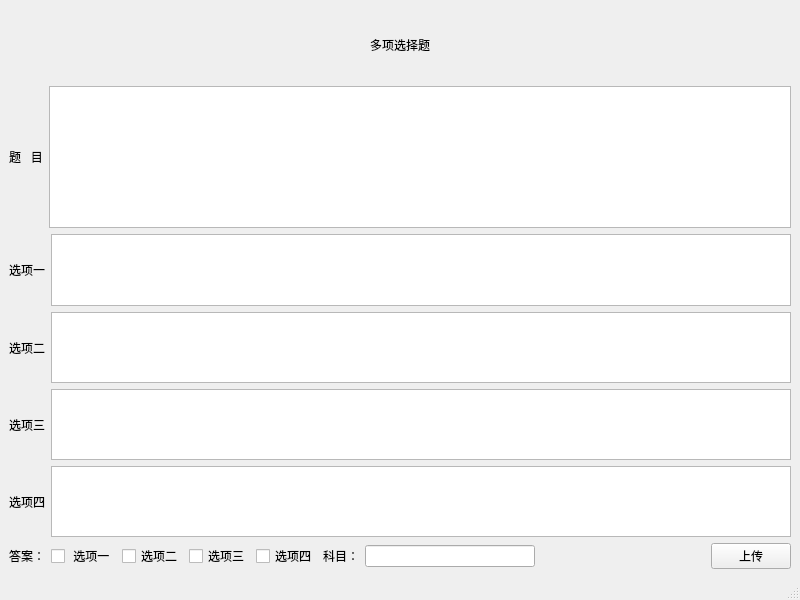
This is mulselectwindow.ui in dingmark1/TestSystem as Qt 5 draws it before an edit. The edited form follows.
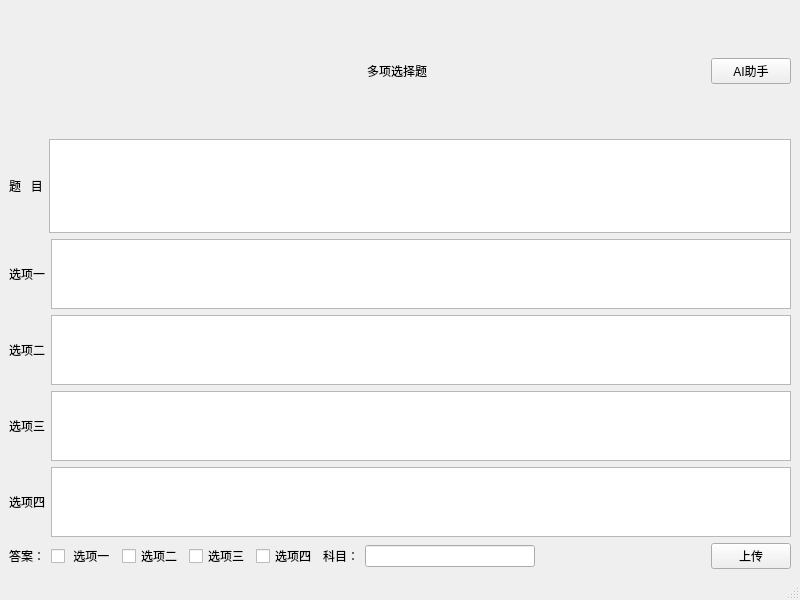
This is the edited form.

```diff
--- a/mulselectwindow.ui
+++ b/mulselectwindow.ui
@@ -16,16 +16,83 @@
   <widget class="QWidget" name="centralwidget">
    <layout class="QGridLayout" name="gridLayout">
     <item row="0" column="0">
-     <layout class="QVBoxLayout" name="verticalLayout" stretch="1,2,1,1,1,1,1">
+     <layout class="QVBoxLayout" name="verticalLayout" stretch="1,1,1,2,1,1,1,1,1">
       <item>
-       <widget class="QLabel" name="label_7">
-        <property name="text">
-         <string>多项选择题</string>
+       <spacer name="verticalSpacer">
+        <property name="orientation">
+         <enum>Qt::Orientation::Vertical</enum>
         </property>
-        <property name="alignment">
-         <set>Qt::AlignmentFlag::AlignCenter</set>
+        <property name="sizeHint" stdset="0">
+         <size>
+          <width>20</width>
+          <height>40</height>
+         </size>
         </property>
-       </widget>
+       </spacer>
+      </item>
+      <item>
+       <layout class="QHBoxLayout" name="horizontalLayout_10" stretch="1,1,1">
+        <item>
+         <spacer name="horizontalSpacer_2">
+          <property name="orientation">
+           <enum>Qt::Orientation::Horizontal</enum>
+          </property>
+          <property name="sizeHint" stdset="0">
+           <size>
+            <width>138</width>
+            <height>30</height>
+           </size>
+          </property>
+         </spacer>
+        </item>
+        <item>
+         <widget class="QLabel" name="label_7">
+          <property name="text">
+           <string>多项选择题</string>
+          </property>
+          <property name="alignment">
+           <set>Qt::AlignmentFlag::AlignCenter</set>
+          </property>
+         </widget>
+        </item>
+        <item>
+         <layout class="QHBoxLayout" name="horizontalLayout_9" stretch="0,0">
+          <item>
+           <spacer name="horizontalSpacer_3">
+            <property name="orientation">
+             <enum>Qt::Orientation::Horizontal</enum>
+            </property>
+            <property name="sizeHint" stdset="0">
+             <size>
+              <width>40</width>
+              <height>20</height>
+             </size>
+            </property>
+           </spacer>
+          </item>
+          <item>
+           <widget class="QPushButton" name="pushButton">
+            <property name="text">
+             <string>AI助手</string>
+            </property>
+           </widget>
+          </item>
+         </layout>
+        </item>
+       </layout>
+      </item>
+      <item>
+       <spacer name="verticalSpacer_2">
+        <property name="orientation">
+         <enum>Qt::Orientation::Vertical</enum>
+        </property>
+        <property name="sizeHint" stdset="0">
+         <size>
+          <width>20</width>
+          <height>40</height>
+         </size>
+        </property>
+       </spacer>
       </item>
       <item>
        <layout class="QHBoxLayout" name="horizontalLayout_7">
```
